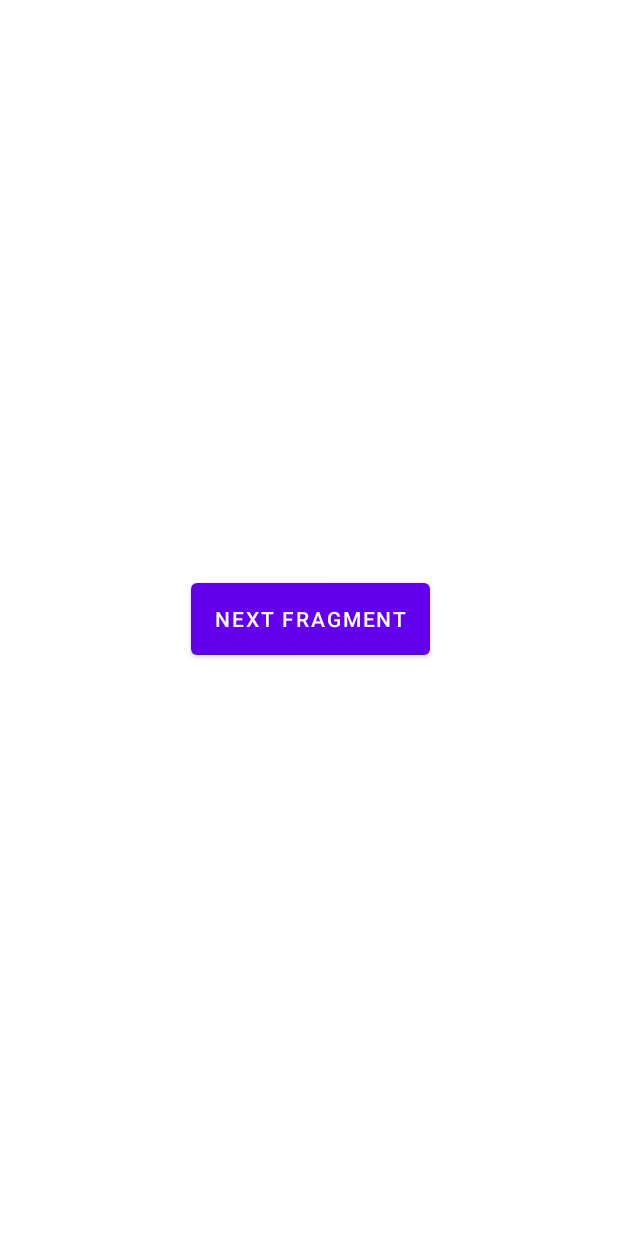
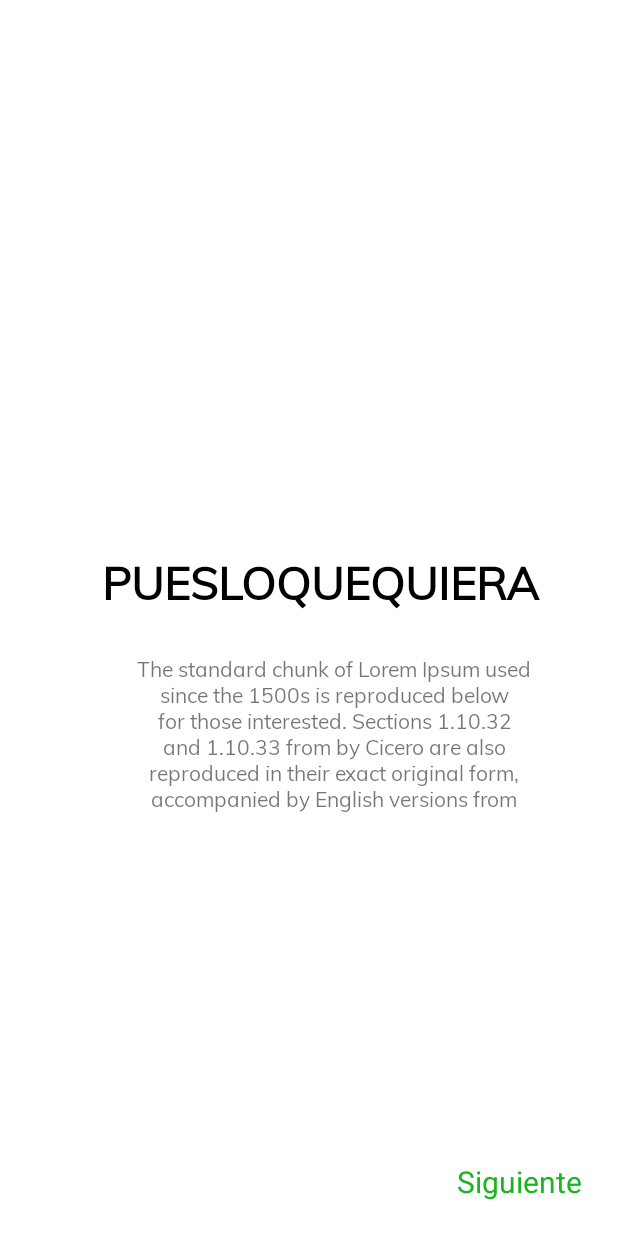
Before and after one commit to TheHypnoo/PlayWithLessons, an Android app: the screen it shows after launch (MainActivity), on a phone screen of 412 x 824 dp. Run offline under Robolectric (Android 15) with nearby library versions, the phone set to English and light mode, and no system bars.

Commit message:
ViewPager and Onboarding added, New icon and name App. MainMenu is testing layout.

```diff
--- a/app/src/main/AndroidManifest.xml
+++ b/app/src/main/AndroidManifest.xml
@@ -6,9 +6,9 @@
 
     <application
         android:allowBackup="true"
-        android:icon="@mipmap/ic_launcher"
+        android:icon="@drawable/ic_playwithlessons"
         android:label="@string/app_name"
-        android:roundIcon="@mipmap/ic_launcher_round"
+        android:roundIcon="@drawable/ic_playwithlessons"
         android:supportsRtl="true"
         android:theme="@style/Theme.PlayWithLessons">
         <activity android:name="com.upitnik.playwithlessons.MainActivity">
--- /dev/null
+++ b/app/src/main/java/com/upitnik/playwithlessons/ui/onBoarding/ViewPagerAdapter.kt
@@ -0,0 +1,20 @@
+package com.upitnik.playwithlessons.ui.onBoarding
+
+import androidx.fragment.app.Fragment
+import androidx.fragment.app.FragmentManager
+import androidx.lifecycle.Lifecycle
+import androidx.viewpager2.adapter.FragmentStateAdapter
+
+class ViewPagerAdapter(list: ArrayList<Fragment>, fm: FragmentManager, lifecycle: Lifecycle) :
+    FragmentStateAdapter(fm, lifecycle) {
+
+    private val fragmentList = list
+
+    override fun getItemCount(): Int {
+        return fragmentList.size
+    }
+
+    override fun createFragment(position: Int): Fragment {
+        return fragmentList[position]
+    }
+}
--- /dev/null
+++ b/app/src/main/java/com/upitnik/playwithlessons/ui/onBoarding/ViewPagerFragment.kt
@@ -0,0 +1,33 @@
+package com.upitnik.playwithlessons.ui.onBoarding
+
+import android.os.Bundle
+import android.view.View
+import androidx.fragment.app.Fragment
+import com.upitnik.playwithlessons.R
+import com.upitnik.playwithlessons.databinding.FragmentViewPagerBinding
+import com.upitnik.playwithlessons.ui.onBoarding.screens.FirstScreen
+import com.upitnik.playwithlessons.ui.onBoarding.screens.SecondScreen
+import com.upitnik.playwithlessons.ui.onBoarding.screens.ThirdScreen
+
+
+class ViewPagerFragment : Fragment(R.layout.fragment_view_pager) {
+
+    private lateinit var binding: FragmentViewPagerBinding
+    override fun onViewCreated(view: View, savedInstanceState: Bundle?) {
+        super.onViewCreated(view, savedInstanceState)
+        binding = FragmentViewPagerBinding.bind(view)
+
+        val fragmentList = arrayListOf(
+            FirstScreen(),
+            SecondScreen(),
+            ThirdScreen()
+        )
+        val adapter = ViewPagerAdapter(
+            fragmentList,
+            requireActivity().supportFragmentManager,
+            lifecycle
+        )
+
+        binding.viewPager.adapter = adapter
+    }
+}
--- a/app/src/main/java/com/upitnik/playwithlessons/ui/onBoarding/onBoardingFragment.kt
+++ /dev/null
@@ -1,22 +0,0 @@
-package com.upitnik.playwithlessons.ui.onBoarding
-
-import android.os.Bundle
-import androidx.fragment.app.Fragment
-import android.view.View
-import androidx.navigation.fragment.findNavController
-import com.upitnik.playwithlessons.R
-import com.upitnik.playwithlessons.databinding.FragmentOnBoardingBinding
-
-
-class onBoardingFragment : Fragment(R.layout.fragment_on_boarding) {
-
-    private lateinit var binding: FragmentOnBoardingBinding
-    override fun onViewCreated(view: View, savedInstanceState: Bundle?) {
-        super.onViewCreated(view, savedInstanceState)
-        binding = FragmentOnBoardingBinding.bind(view)
-
-        binding.btnNextfragment.setOnClickListener {
-            findNavController().navigate(R.id.action_onBoardingFragment_to_loginFragment)
-        }
-    }
-}
--- /dev/null
+++ b/app/src/main/java/com/upitnik/playwithlessons/ui/onBoarding/screens/FirstScreen.kt
@@ -0,0 +1,22 @@
+package com.upitnik.playwithlessons.ui.onBoarding.screens
+
+import android.os.Bundle
+import android.view.View
+import androidx.fragment.app.Fragment
+import androidx.viewpager2.widget.ViewPager2
+import com.upitnik.playwithlessons.R
+import com.upitnik.playwithlessons.databinding.FragmentFirstScreenBinding
+
+class FirstScreen : Fragment(R.layout.fragment_first_screen) {
+    private lateinit var binding: FragmentFirstScreenBinding
+    override fun onViewCreated(view: View, savedInstanceState: Bundle?) {
+        super.onViewCreated(view, savedInstanceState)
+
+        val viewPager = activity?.findViewById<ViewPager2>(R.id.viewPager)
+        binding = FragmentFirstScreenBinding.bind(view)
+
+        binding.tvNext.setOnClickListener {
+            viewPager?.currentItem = 1
+        }
+    }
+}
--- /dev/null
+++ b/app/src/main/res/layout/fragment_first_screen.xml
@@ -0,0 +1,64 @@
+<?xml version="1.0" encoding="utf-8"?>
+<androidx.constraintlayout.widget.ConstraintLayout xmlns:android="http://schemas.android.com/apk/res/android"
+    xmlns:app="http://schemas.android.com/apk/res-auto"
+    xmlns:tools="http://schemas.android.com/tools"
+    android:layout_width="match_parent"
+    android:layout_height="match_parent"
+    tools:context=".ui.onBoarding.screens.FirstScreen">
+
+    <ImageView
+        android:id="@+id/iv_main"
+        android:layout_width="259dp"
+        android:layout_height="242dp"
+        android:layout_marginTop="108dp"
+        app:layout_constraintEnd_toEndOf="parent"
+        app:layout_constraintHorizontal_bias="0.625"
+        app:layout_constraintStart_toStartOf="parent"
+        app:layout_constraintTop_toTopOf="parent" />
+
+    <TextView
+        android:id="@+id/tv_title"
+        android:layout_width="wrap_content"
+        android:layout_height="wrap_content"
+        android:layout_marginTop="16dp"
+        android:fontFamily="@font/mulish_main"
+        android:text="PUESLOQUEQUIERA"
+        android:textColor="@color/black"
+        android:textSize="30sp"
+        android:textStyle="bold"
+        app:layout_constraintEnd_toEndOf="parent"
+        app:layout_constraintHorizontal_bias="0.56"
+        app:layout_constraintStart_toStartOf="parent"
+        app:layout_constraintTop_toBottomOf="@+id/iv_main" />
+
+    <TextView
+        android:id="@+id/tv_description"
+        android:layout_width="265dp"
+        android:layout_height="105dp"
+        android:layout_marginTop="12dp"
+        android:fontFamily="@font/mulish_main"
+        android:text="The standard chunk of Lorem Ipsum used since the 1500s is reproduced below for those interested. Sections 1.10.32 and 1.10.33 from by Cicero are also reproduced in their exact original form, accompanied by English versions from the 1914 translation by H. Rackham."
+        android:textAlignment="center"
+        app:layout_constraintBottom_toBottomOf="parent"
+        app:layout_constraintEnd_toEndOf="parent"
+        app:layout_constraintHorizontal_bias="0.609"
+        app:layout_constraintStart_toStartOf="parent"
+        app:layout_constraintTop_toBottomOf="@+id/tv_title"
+        app:layout_constraintVertical_bias="0.051" />
+
+    <TextView
+        android:id="@+id/tv_next"
+        android:layout_width="101dp"
+        android:layout_height="26dp"
+        android:layout_marginTop="97dp"
+        android:layout_marginBottom="24dp"
+        android:text="Siguiente"
+        android:textColor="#18B61E"
+        android:textSize="20sp"
+        app:layout_constraintBottom_toBottomOf="parent"
+        app:layout_constraintEnd_toEndOf="parent"
+        app:layout_constraintHorizontal_bias="0.98"
+        app:layout_constraintStart_toStartOf="parent"
+        app:layout_constraintTop_toBottomOf="@+id/tv_description"
+        app:layout_constraintVertical_bias="1.0" />
+</androidx.constraintlayout.widget.ConstraintLayout>
--- a/app/src/main/res/layout/fragment_on_boarding.xml
+++ /dev/null
@@ -1,22 +0,0 @@
-<?xml version="1.0" encoding="utf-8"?>
-<FrameLayout xmlns:android="http://schemas.android.com/apk/res/android"
-    xmlns:tools="http://schemas.android.com/tools"
-    android:layout_width="match_parent"
-    android:layout_height="match_parent"
-    tools:context=".ui.onBoarding.onBoardingFragment">
-
-    <TextView
-        android:layout_width="match_parent"
-        android:layout_height="match_parent"
-        android:text="On Boarding"
-        android:textSize="20sp"
-        android:gravity="center"
-        android:textStyle="bold"/>
-    <Button
-        android:id="@+id/btn_nextfragment"
-        android:layout_width="wrap_content"
-        android:layout_height="60dp"
-        android:layout_gravity="center"
-        android:text="Next Fragment" />
-
-</FrameLayout>
--- /dev/null
+++ b/app/src/main/res/layout/fragment_view_pager.xml
@@ -0,0 +1,18 @@
+<?xml version="1.0" encoding="utf-8"?>
+<androidx.constraintlayout.widget.ConstraintLayout xmlns:android="http://schemas.android.com/apk/res/android"
+    xmlns:tools="http://schemas.android.com/tools"
+    xmlns:app="http://schemas.android.com/apk/res-auto"
+    android:layout_width="match_parent"
+    android:layout_height="match_parent"
+    tools:context=".ui.onBoarding.ViewPagerFragment">
+
+    <androidx.viewpager2.widget.ViewPager2
+        android:id="@+id/viewPager"
+        android:layout_width="match_parent"
+        android:layout_height="match_parent"
+        app:layout_constraintBottom_toBottomOf="parent"
+        app:layout_constraintEnd_toEndOf="parent"
+        app:layout_constraintStart_toStartOf="parent"
+        app:layout_constraintTop_toTopOf="parent" />
+
+</androidx.constraintlayout.widget.ConstraintLayout>
--- a/app/src/main/res/navigation/main_graph.xml
+++ b/app/src/main/res/navigation/main_graph.xml
@@ -19,9 +19,9 @@
     </fragment>
     <fragment
         android:id="@+id/onBoardingFragment"
-        android:name="com.upitnik.playwithlessons.ui.onBoarding.onBoardingFragment"
+        android:name="com.upitnik.playwithlessons.ui.onBoarding.ViewPagerFragment"
         android:label="fragment_on_boarding"
-        tools:layout="@layout/fragment_on_boarding" >
+        tools:layout="@layout/fragment_view_pager" >
         <action
             android:id="@+id/action_onBoardingFragment_to_loginFragment"
             app:destination="@id/loginFragment" />
--- a/app/src/main/res/values/strings.xml
+++ b/app/src/main/res/values/strings.xml
@@ -1,3 +1,5 @@
 <resources>
-    <string name="app_name">Play With Lessons</string>
+    <string name="app_name">Play Lessons</string>
+    <!-- TODO: Remove or change this placeholder text -->
+    <string name="hello_blank_fragment">Hello blank fragment</string>
 </resources>
```
Also changed, not shown: app/src/main/java/com/upitnik/playwithlessons/ui/onBoarding/screens/SecondScreen.kt (added, +27 -0 lines), app/src/main/java/com/upitnik/playwithlessons/ui/onBoarding/screens/ThirdScreen.kt (added, +37 -0 lines), app/src/main/res/drawable/ic_playwithlessons.xml (added, +54 -0 lines), app/src/main/res/layout/fragment_main_menu.xml (+56 -2 lines), app/src/main/res/layout/fragment_second_screen.xml (added, +76 -0 lines), app/src/main/res/layout/fragment_third_screen.xml (added, +76 -0 lines).
